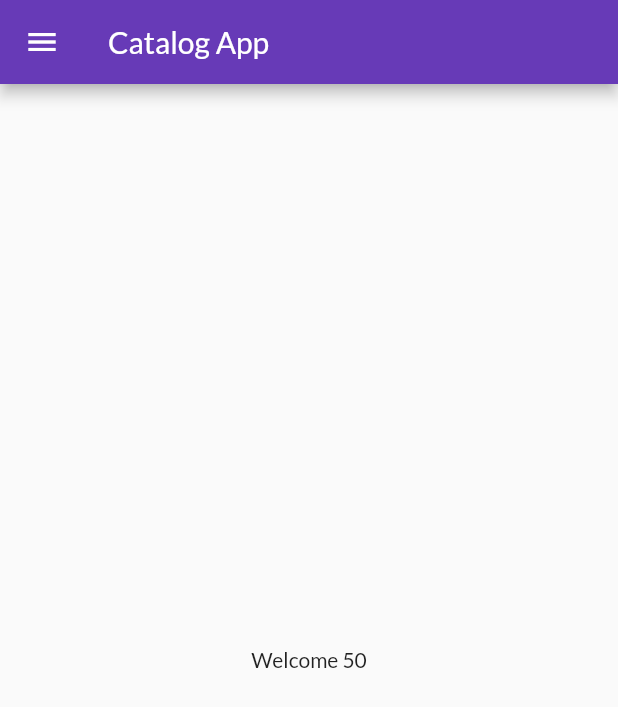
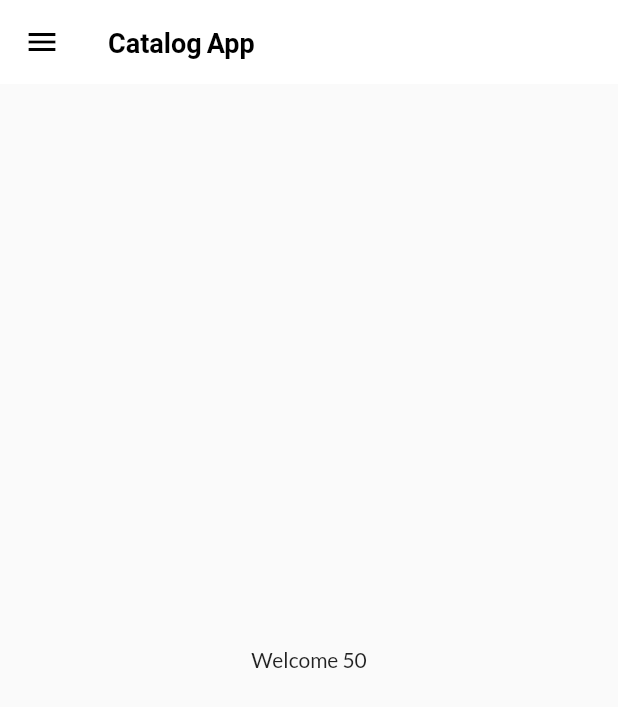
Before and after one commit to Pankajbarad18/Flutter-App, a Flutter app: the screen it shows after launch, on a phone screen of 412 x 824 dp. Shown: the top 707 px of the screen. Run offline on Flutter 3.47's test engine with Material 2 defaults, Android fonts, the phone set to English and light mode, and no system bars; our stand-ins replace google_fonts.

Commit message:
themes are done

```diff
--- a/lib/main.dart
+++ b/lib/main.dart
@@ -1,4 +1,5 @@
 import 'package:app/Pages/loginpage.dart';
+import 'package:app/utils/Widgets/themes.dart';
 import 'package:app/utils/routes.dart';
 import 'package:flutter/material.dart';
 import 'package:google_fonts/google_fonts.dart';
@@ -14,13 +15,10 @@ class MyApp extends StatelessWidget {
   Widget build(BuildContext context) {
     return MaterialApp(
       themeMode: ThemeMode.light,
-      theme: ThemeData(
-        primarySwatch: Colors.deepPurple,
-        fontFamily: GoogleFonts.lato().fontFamily,
-      ),
+      theme: MyTheme.lightTheme(context),
+      darkTheme: MyTheme.DarkTheme(context),
       debugShowCheckedModeBanner:
           false, //so aftere completion please flase it.. if false then side upper debug logo will be erase
-      darkTheme: ThemeData(brightness: Brightness.dark),
       routes: {
         "/": (context) => HomePage(),
         MyRoutes.home: (context) => HomePage(),
--- /dev/null
+++ b/lib/utils/Widgets/themes.dart
@@ -0,0 +1,18 @@
+import 'package:flutter/material.dart';
+import 'package:google_fonts/google_fonts.dart';
+
+class MyTheme {
+  static ThemeData lightTheme(BuildContext context) => ThemeData(
+      primarySwatch: Colors.deepPurple,
+      fontFamily: GoogleFonts.lato().fontFamily,
+      appBarTheme: AppBarTheme(
+        color: Colors.white,
+        elevation: 0.0,
+        iconTheme: IconThemeData(color: Colors.black),
+        titleTextStyle: TextStyle(
+            color: Colors.black, fontSize: 18, fontWeight: FontWeight.bold),
+      ));
+  static ThemeData DarkTheme(BuildContext context) => ThemeData(
+        brightness: Brightness.dark,
+      );
+}
```
